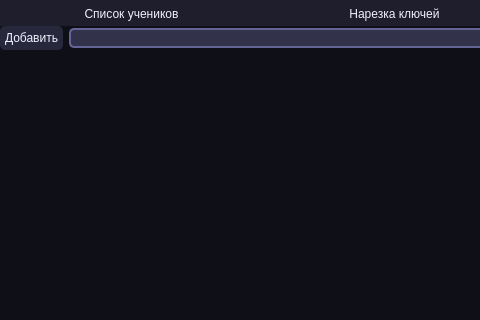
Above: src/ui/main.ui from ZeynX92/SmartStudentList before the change; both pictures show x 0 to 480 and y 0 to 320 of the 790 by 500 pixel window. Below: the same form after it.
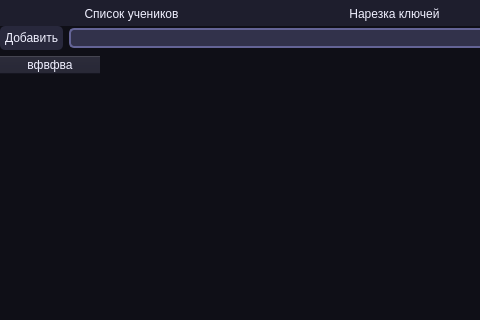
That is the form after the change. The open tabs and pages were chosen to show the change.

Commit message: Stylesheet QTableWidget fixed

Patch:
```diff
--- a/src/ui/main.ui
+++ b/src/ui/main.ui
@@ -69,6 +69,15 @@
 	color: rgb(240, 240, 255);
 }
 
+QTableWidget::item {
+	color: rgb(240, 240, 255);
+}
+
+QHeaderView::section {
+	color: rgb(240, 240, 255);
+	background-color: rgb(30, 30, 45);
+}
+
 #label {
 	font-size: 28pt;
 }</string>
@@ -338,6 +347,11 @@
             <property name="styleSheet">
              <string notr="true">color: rgb(10, 10, 20);</string>
             </property>
+            <column>
+             <property name="text">
+              <string>вфвфва</string>
+             </property>
+            </column>
            </widget>
           </item>
          </layout>
```
Left out of the diff: 5 changed lines with no effect on the pictures.
